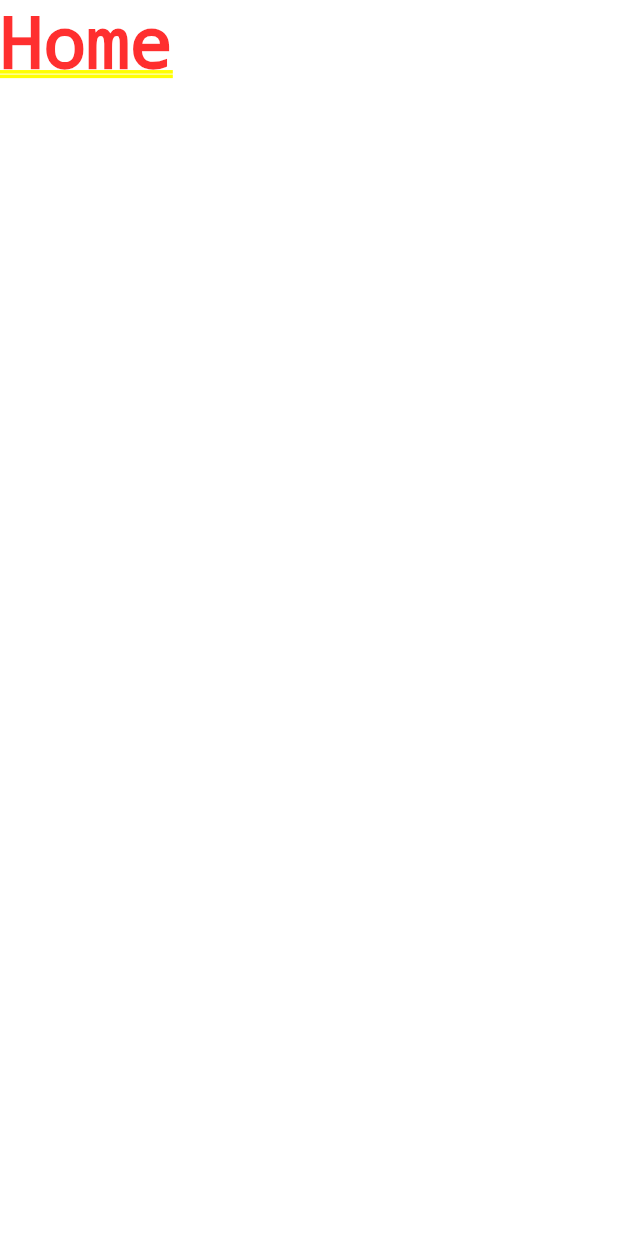
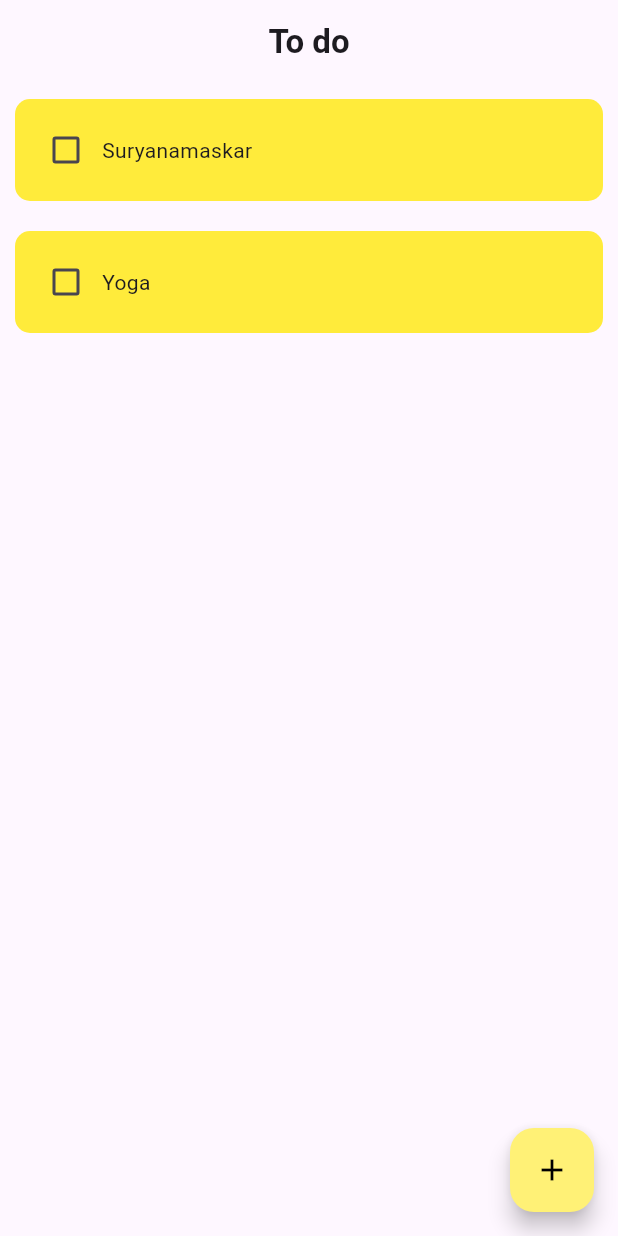
Before and after one commit to Nishesh73/todoapp_bloc, a Flutter app: the screen it shows after launch, on a phone screen of 412 x 824 dp. Run offline on Flutter 3.47's test engine with Material 3 defaults, Android fonts, the phone set to English and light mode, and no system bars; our stand-ins replace bloc, flutter_bloc.

Commit message:
floating action button is implemented

```diff
--- a/lib/main.dart
+++ b/lib/main.dart
@@ -1,3 +1,5 @@
+import 'package:bloc_basic/bloc/ui.dart';
+import 'package:bloc_basic/todo/todo.dart';
 import 'package:flutter/material.dart';
 
 void main() {
@@ -11,5 +13,12 @@ class MyApp extends StatelessWidget {
   @override
   Widget build(BuildContext context) {
     return MaterialApp(
-      home: Text("Home"),
+      // home:  Counterclass(),
+      debugShowCheckedModeBanner: false,
+      //set up the whole app bar color as yellow
+      theme: ThemeData(
+        primaryColor: Colors.yellow
+      ),
+      home: ToDoListClass(),
+
     );}}
--- /dev/null
+++ b/lib/todo/todo.dart
@@ -0,0 +1,67 @@
+import 'package:bloc_basic/todo/todotile.dart';
+import 'package:bloc_basic/todo/util.dart';
+import 'package:flutter/material.dart';
+
+class ToDoListClass extends StatefulWidget {
+  const ToDoListClass({super.key});
+
+  @override
+  State<ToDoListClass> createState() => _ToDoListClassState();
+}
+
+class _ToDoListClassState extends State<ToDoListClass> {
+  TextEditingController controller = TextEditingController();
+  //here the task name related with false or true that's why use nested list
+  List<List<dynamic>> todo = [
+    ["Suryanamaskar", false],
+    ["Yoga", false]
+  ];
+
+  //
+  aDD() {
+    showDialog(
+        // barrierDismissible: false,
+
+        context: context,
+        builder: (context) {
+          return dialogBox(controller,todo, context);
+        });
+  }
+
+  @override
+  Widget build(BuildContext context) {
+    return Scaffold(
+        floatingActionButton: FloatingActionButton(
+          backgroundColor: Colors.yellow[300],
+          foregroundColor: Colors.black,
+          onPressed: () {
+            aDD();
+          },
+          child: Icon(Icons.add),
+        ),
+        appBar: AppBar(
+          title: Text(
+            "To do",
+            style: TextStyle(fontWeight: FontWeight.bold),
+          ),
+          centerTitle: true,
+        ),
+        body: ListView.builder(
+            shrinkWrap: true,
+            itemCount: todo.length,
+            itemBuilder: (context, index) {
+              return TodoTile(
+                taskName: todo[index][0],
+                taskComplete: todo[index][1], //will change value on the basis
+                //of switch status
+                //important concept : initializer, nearly equal to =, taskname = todo[index]
+                onChanged: (value) {
+                  setState(() {
+                    todo[index][1] = value;
+                    //here we switch value
+                  });
+                },
+              );
+            }));
+  }
+}
--- /dev/null
+++ b/lib/todo/todotile.dart
@@ -0,0 +1,43 @@
+import 'package:flutter/material.dart';
+
+class TodoTile extends StatelessWidget {
+  //it is similar to like, delete, comment functionality function be aware
+  //reusable widget
+  final String taskName;
+  final bool taskComplete;
+  final Function(bool?)?
+      onChanged; //rember i need (value){}annynomous function with parameter
+
+  TodoTile(
+      {super.key,
+      required this.taskName,
+      required this.taskComplete,
+      required this.onChanged});
+
+  @override
+  Widget build(BuildContext context) {
+    return Container(
+      margin: EdgeInsets.all(10),
+      padding: EdgeInsets.all(10),
+      decoration: BoxDecoration(
+          color: Colors.yellow, borderRadius: BorderRadius.circular(10)),
+      child: Row(
+        children: [
+          Checkbox(
+            value: taskComplete,
+            onChanged: onChanged,
+            activeColor: Colors.black,
+          ),
+          //here onChanged is basically pass from other page as (bool){}
+
+          Text(
+            taskName,
+            style: TextStyle(
+                decoration:
+                    taskComplete == true ? TextDecoration.lineThrough : TextDecoration.none),
+          ),
+        ],
+      ),
+    );
+  }
+}
--- a/pubspec.yaml
+++ b/pubspec.yaml
@@ -35,6 +35,8 @@ dependencies:
   # The following adds the Cupertino Icons font to your application.
   # Use with the CupertinoIcons class for iOS style icons.
   cupertino_icons: ^1.0.6
+  bloc: ^8.1.4
+  flutter_bloc: ^8.1.5
 
 dev_dependencies:
   flutter_test:
```
Also changed, not shown: lib/bloc/counter_bloc.dart (added, +51 -0 lines), lib/bloc/counter_event.dart (added, +15 -0 lines), lib/bloc/counter_state.dart (added, +7 -0 lines), lib/bloc/ui.dart (added, +63 -0 lines), lib/todo/util.dart (added, +47 -0 lines), pubspec.lock.
